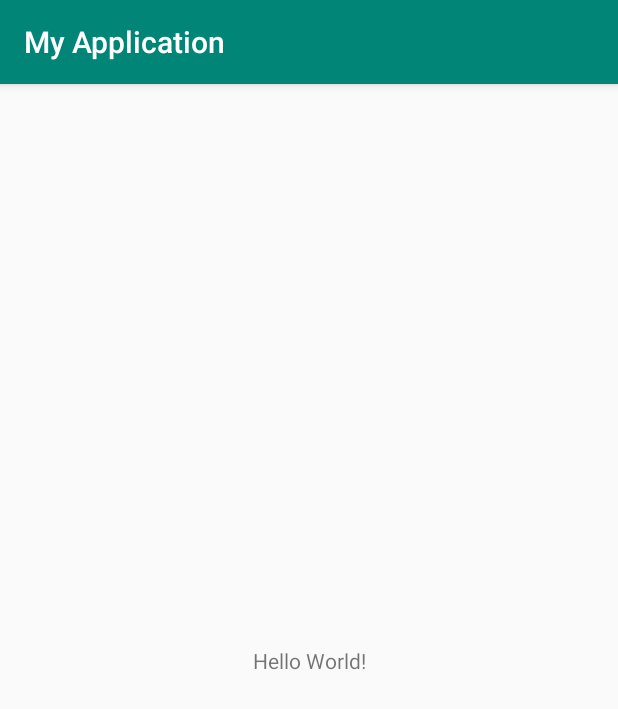
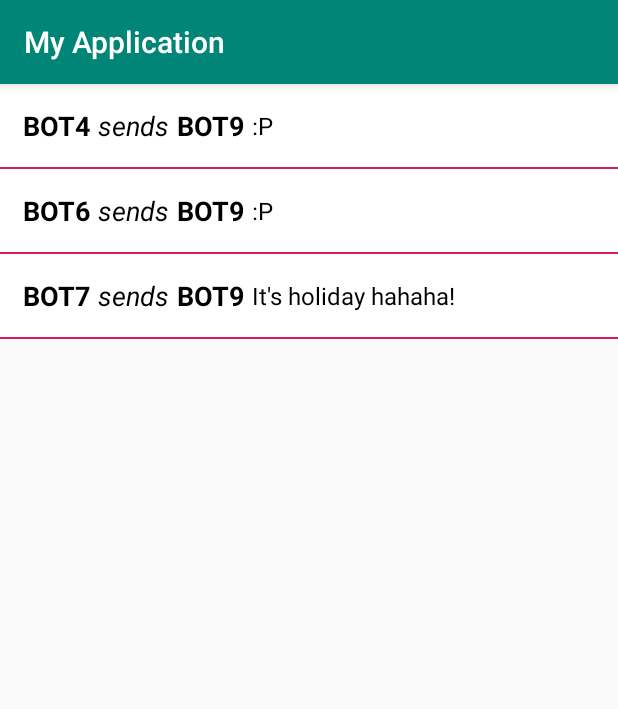
Before and after one commit to AnhVietPham/Android_Core, an Android app: the screen it shows after launch (MainActivity), on a phone screen of 412 x 824 dp. Shown: the top 709 px of the screen. Run offline under Robolectric (Android 15) with nearby library versions, the phone set to English and light mode, and no system bars.

Commit message:
Understanding Android Core: Looper, Handler, and HandlerThread

```diff
--- a/app/build.gradle
+++ b/app/build.gradle
@@ -26,6 +26,7 @@ dependencies {
     implementation fileTree(dir: 'libs', include: ['*.jar'])
     implementation"org.jetbrains.kotlin:kotlin-stdlib-jdk7:$kotlin_version"
     implementation 'com.android.support:appcompat-v7:28.0.0'
+    implementation 'com.android.support:recyclerview-v7:28.0.0'
     implementation 'com.android.support.constraint:constraint-layout:1.1.3'
     testImplementation 'junit:junit:4.12'
     androidTestImplementation 'com.android.support.test:runner:1.0.2'
--- a/app/src/main/java/com/avp/androidcore/MainActivity.kt
+++ b/app/src/main/java/com/avp/androidcore/MainActivity.kt
@@ -1,12 +1,89 @@
 package com.avp.androidcore
 
+import android.content.Context
+import android.os.Bundle
 import android.support.v7.app.AppCompatActivity
-import android.os.Bundle
+import android.support.v7.widget.LinearLayoutManager
+import android.support.v7.widget.RecyclerView
+import android.view.LayoutInflater
+import android.view.View
+import android.view.ViewGroup
+import android.widget.TextView
+import com.avp.androidcore.looper_handler_handlerthread.Client
+import com.avp.androidcore.looper_handler_handlerthread.PostOffice
+import com.avp.androidcore.looper_handler_handlerthread.Simulator
+import kotlinx.android.synthetic.main.activity_main.*
+import java.util.*
 
-class MainActivity : AppCompatActivity() {
+
+class MainActivity : AppCompatActivity(), Client.ClientCallback {
+    private var mSimulator: Simulator? = null
+    private var mPostOffice: PostOffice? = null
+    private var mPostListAdapter: PostListAdapter? = null
 
     override fun onCreate(savedInstanceState: Bundle?) {
         super.onCreate(savedInstanceState)
         setContentView(R.layout.activity_main)
+        postFeedRecyclerView.layoutManager = LinearLayoutManager(this)
+        mPostListAdapter = PostListAdapter(this, LinkedList())
+        postFeedRecyclerView.adapter = mPostListAdapter
+    }
+
+    override fun onDestroy() {
+        mSimulator?.stop()
+        mPostOffice?.quit()
+        super.onDestroy()
+    }
+
+    override fun onPostCreate(savedInstanceState: Bundle?) {
+        super.onPostCreate(savedInstanceState)
+        mPostOffice = PostOffice("", LinkedHashMap())
+        mPostOffice!!.start()
+        mSimulator = Simulator(mPostOffice!!, this)
+        mSimulator!!.createClients(10).start()
+    }
+
+    override fun onNewPost(receiver: Client, sender: Client, message: String) {
+        runOnUiThread {
+            val position = mPostListAdapter?.feedItemList?.size
+            mPostListAdapter?.feedItemList?.add(PostListAdapter.FeedItem(sender.name, receiver.name, message))
+            position?.let {
+                postFeedRecyclerView.adapter?.notifyItemInserted(position)
+                postFeedRecyclerView.smoothScrollToPosition(position)
+            }
+        }
+    }
+
+    class PostListAdapter(private val context: Context, val feedItemList: LinkedList<FeedItem>) :
+        RecyclerView.Adapter<PostListAdapter.ViewHolder>() {
+
+        override fun getItemCount(): Int {
+            return feedItemList.size
+        }
+
+
+        override fun onCreateViewHolder(parent: ViewGroup, viewType: Int): ViewHolder {
+            val view = LayoutInflater.from(context).inflate(R.layout.item_list_view, parent, false)
+            return ViewHolder(view)
+        }
+
+        override fun onBindViewHolder(holder: ViewHolder, position: Int) {
+            holder.onBind(position)
+        }
+
+        class FeedItem(var senderName: String, var receiverName: String, var message: String)
+
+        inner class ViewHolder(itemView: View) : RecyclerView.ViewHolder(itemView) {
+            private var senderNameTxt: TextView = itemView.findViewById(R.id.senderNameTxt)
+            private var receiverNameTxt: TextView = itemView.findViewById(R.id.receiverNameTxt)
+            private var msgTxt: TextView = itemView.findViewById(R.id.msgTxt)
+
+            fun onBind(position: Int) {
+                val feedItem = feedItemList[position]
+                senderNameTxt.text = feedItem.senderName
+                receiverNameTxt.text = feedItem.receiverName
+                msgTxt.text = feedItem.message
+            }
+        }
     }
 }
--- /dev/null
+++ b/app/src/main/java/com/avp/androidcore/looper_handler_handlerthread/Client.kt
@@ -0,0 +1,35 @@
+package com.avp.androidcore.looper_handler_handlerthread
+
+class Client(val name: String, private val callback: ClientCallback) {
+
+    var mId: Int = 0
+
+    companion object {
+        var mCounter: Int = 0
+        var mClientMap: LinkedHashMap<Int, Client> = linkedMapOf()
+        fun disposeAll() {
+            mClientMap.clear()
+        }
+    }
+
+    init {
+        mId = mCounter++
+        mClientMap[mId] = this
+    }
+
+    fun onPostReceived(post: Post) {
+        callback.onNewPost(
+            mClientMap[post.receiverId]!!,
+            mClientMap[post.senderId]!!,
+            post.message
+        )
+    }
+
+    fun dispose(){
+        mClientMap.remove(mId)
+    }
+
+    interface ClientCallback {
+        fun onNewPost(receiver: Client, sender: Client, message: String)
+    }
+}
--- /dev/null
+++ b/app/src/main/java/com/avp/androidcore/looper_handler_handlerthread/Post.kt
@@ -0,0 +1,7 @@
+package com.avp.androidcore.looper_handler_handlerthread
+
+class Post(
+    val senderId: Int,
+    val receiverId: Int,
+    val message: String
+)
--- /dev/null
+++ b/app/src/main/java/com/avp/androidcore/looper_handler_handlerthread/PostOffice.kt
@@ -0,0 +1,61 @@
+package com.avp.androidcore.looper_handler_handlerthread
+
+import android.os.Handler
+import android.os.HandlerThread
+import android.os.Message
+import java.lang.ref.WeakReference
+
+class PostOffice(
+    name: String = PostOffice::class.java.simpleName,
+    private val mClientDetailsMap: LinkedHashMap<Int, Handler>
+) : HandlerThread(name) {
+    fun register(client: Client?) {
+        if (client == null) {
+            throw InvalidRequestException("The Client can't be null")
+        }
+        if (mClientDetailsMap.containsKey(client.mId)) {
+            throw AlreadyExistsException("The Client is already registered with this Id")
+        }
+        val clientWeakReference: WeakReference<Client> = WeakReference(client)
+        val handler = object : Handler(looper) {
+            override fun handleMessage(msg: Message?) {
+                val clientA = clientWeakReference.get()
+                if (clientA != null) {
+                    if (msg?.obj is String) {
+                        clientA.onPostReceived(Post(msg.arg1, msg.arg2, msg.obj.toString()))
+                    } else {
+                        msg?.let {
+                            clientA.onPostReceived(Post(msg.arg1, msg.arg2, "No body present"))
+                        }
+                    }
+                }
+            }
+        }
+        mClientDetailsMap[client.mId] = handler
+    }
+
+    fun sendPost(post: Post?){
+        if (post == null){
+            throw InvalidRequestException("Post can't be null")
+        }
+        if (!mClientDetailsMap.containsKey(post.receiverId)){
+            throw NotRegisteredException("Post receiver is not register")
+        }
+        val handler = mClientDetailsMap[post.receiverId]
+        val message = Message()
+        message.arg1 = post.senderId
+        message.arg2 = post.receiverId
+        message.obj = post.message
+        handler?.sendMessage(message)
+    }
+
+    companion object {
+
+        class InvalidRequestException(message: String) : Exception(message)
+
+        class AlreadyExistsException(message: String) : Exception(message)
+
+        class NotRegisteredException(message: String) : Exception(message)
+
+    }
+}
--- /dev/null
+++ b/app/src/main/java/com/avp/androidcore/looper_handler_handlerthread/Simulator.kt
@@ -0,0 +1,77 @@
+package com.avp.androidcore.looper_handler_handlerthread
+
+import kotlin.random.Random
+
+
+class Simulator(
+    private val postOffice: PostOffice,
+    private val callback: Client.ClientCallback
+) : Runnable {
+    private var mRandom: Random = Random(System.currentTimeMillis())
+    private var mThread: Thread = Thread(this)
+    private var controller: Boolean = true
+
+
+    fun createClients(num: Int): Simulator {
+        for (i in 0 until num) {
+            try {
+                postOffice.register(Client("BOT$i", callback))
+            } catch (e: Exception) {
+                e.printStackTrace()
+            }
+        }
+        return this
+    }
+
+    fun start() {
+        if (!mThread.isAlive) {
+            mThread.start()
+        }
+    }
+
+    override fun run() {
+        controller = true
+        while (controller) {
+
+            val client1Id = mRandom.nextInt(Client.mClientMap.size)
+            var client2Id = mRandom.nextInt(Client.mClientMap.size)
+            while (client1Id == client2Id) {
+                client2Id = mRandom.nextInt(Client.mClientMap.size)
+            }
+
+            try {
+                postOffice.sendPost(Post(client1Id, client2Id, getRandomMessage()))
+            } catch (e: Exception) {
+                e.printStackTrace()
+            }
+
+            try {
+                Thread.sleep(2000)
+            } catch (e: InterruptedException) {
+                e.printStackTrace()
+            }
+
+        }
+    }
+
+    private fun getRandomMessage(): String {
+        return when (mRandom.nextInt(10)) {
+            0 -> "Happy Christmas!"
+            1 -> "How are you buddy?"
+            2 -> "I am so proud of you!"
+            3 -> "It's holiday hahaha!"
+            4 -> ":P"
+            5 -> "LOL!"
+            6 -> "Wow!"
+            7 -> "Bugger off!"
+            8 -> "I love you!"
+            9 -> "Go to hell :>"
+            else -> "Hmm"
+        }
+    }
+
+    fun stop() {
+        controller = false
+        Client.disposeAll()
+    }
+}
--- a/app/src/main/res/layout/activity_main.xml
+++ b/app/src/main/res/layout/activity_main.xml
@@ -1,18 +1,12 @@
 <?xml version="1.0" encoding="utf-8"?>
-<android.support.constraint.ConstraintLayout xmlns:android="http://schemas.android.com/apk/res/android"
-    xmlns:app="http://schemas.android.com/apk/res-auto"
-    xmlns:tools="http://schemas.android.com/tools"
-    android:layout_width="match_parent"
-    android:layout_height="match_parent"
-    tools:context=".MainActivity">
+<RelativeLayout xmlns:android="http://schemas.android.com/apk/res/android"
+                android:id="@+id/activity_main"
+                android:layout_width="match_parent"
+                android:layout_height="match_parent"
+>
 
-    <TextView
-        android:layout_width="wrap_content"
-        android:layout_height="wrap_content"
-        android:text="Hello World!"
-        app:layout_constraintBottom_toBottomOf="parent"
-        app:layout_constraintLeft_toLeftOf="parent"
-        app:layout_constraintRight_toRightOf="parent"
-        app:layout_constraintTop_toTopOf="parent" />
-
-</android.support.constraint.ConstraintLayout>
+    <android.support.v7.widget.RecyclerView
+            android:id="@+id/postFeedRecyclerView"
+            android:layout_width="wrap_content"
+            android:layout_height="wrap_content" />
+</RelativeLayout>
--- /dev/null
+++ b/app/src/main/res/layout/item_list_view.xml
@@ -0,0 +1,59 @@
+<?xml version="1.0" encoding="utf-8"?>
+<LinearLayout xmlns:android="http://schemas.android.com/apk/res/android"
+              android:layout_width="match_parent"
+              android:layout_height="wrap_content"
+              android:background="@android:color/background_light"
+              android:gravity="center"
+              android:orientation="vertical">
+
+    <LinearLayout
+            android:layout_width="match_parent"
+            android:layout_height="wrap_content"
+            android:layout_margin="10dp"
+            android:background="@android:color/background_light"
+            android:gravity="center|left"
+            android:orientation="horizontal">
+
+        <TextView
+                android:id="@+id/senderNameTxt"
+                android:layout_width="wrap_content"
+                android:layout_height="wrap_content"
+                android:layout_margin="5dp"
+                android:gravity="center"
+                android:textColor="@android:color/black"
+                android:textSize="18sp"
+                android:textStyle="bold"/>
+
+        <TextView
+                android:layout_width="wrap_content"
+                android:layout_height="wrap_content"
+                android:layout_marginRight="5dp"
+                android:gravity="center"
+                android:text="sends"
+                android:textColor="@android:color/black"
+                android:textSize="18sp"
+                android:textStyle="italic"/>
+
+        <TextView
+                android:id="@+id/receiverNameTxt"
+                android:layout_width="wrap_content"
+                android:layout_height="wrap_content"
+                android:gravity="center"
+                android:textColor="@android:color/black"
+                android:textSize="18sp"
+                android:textStyle="bold"/>
+
+        <TextView
+                android:id="@+id/msgTxt"
+                android:layout_width="wrap_content"
+                android:layout_height="wrap_content"
+                android:layout_marginLeft="5dp"
+                android:textColor="@android:color/black"
+                android:textSize="16sp"/>
+    </LinearLayout>
+
+    <View
+            android:layout_width="match_parent"
+            android:layout_height="1dp"
+            android:background="@color/colorAccent"/>
+</LinearLayout>
```
